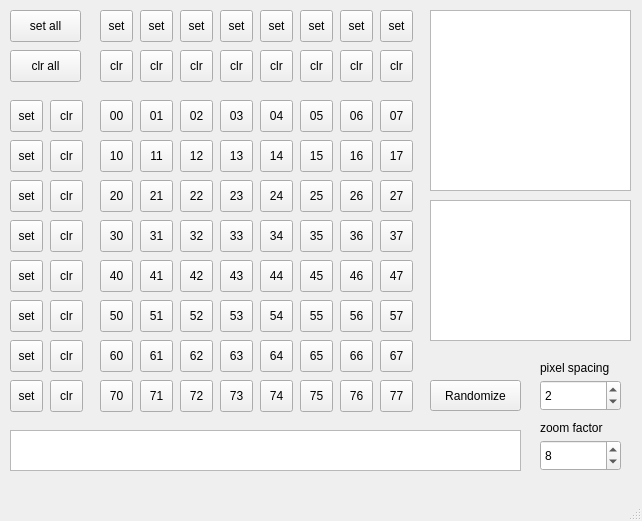
jonathanschilling/OpenQuickDraw, file src/PatternDrafter/patterndrafter.ui: the form before one commit.
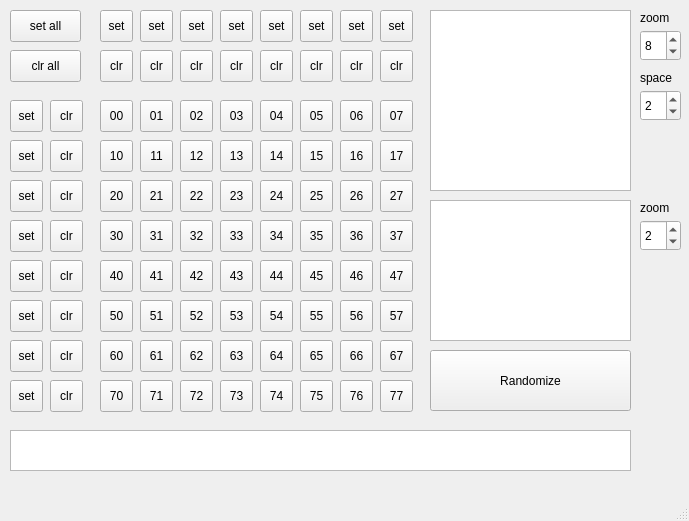
The form after the commit.

What changed in the file:
```diff
--- a/src/PatternDrafter/patterndrafter.ui
+++ b/src/PatternDrafter/patterndrafter.ui
@@ -6,7 +6,7 @@
    <rect>
     <x>0</x>
     <y>0</y>
-    <width>642</width>
+    <width>689</width>
     <height>521</height>
    </rect>
   </property>
@@ -1043,7 +1043,7 @@
      <rect>
       <x>10</x>
       <y>430</y>
-      <width>511</width>
+      <width>621</width>
       <height>41</height>
      </rect>
     </property>
@@ -1503,9 +1503,9 @@
    <widget class="QSpinBox" name="spinBox_pixelSpacing">
     <property name="geometry">
      <rect>
-      <x>540</x>
-      <y>380</y>
-      <width>81</width>
+      <x>640</x>
+      <y>90</y>
+      <width>41</width>
       <height>31</height>
      </rect>
     </property>
@@ -1516,35 +1516,35 @@
    <widget class="QLabel" name="label_pixelSpacing">
     <property name="geometry">
      <rect>
-      <x>540</x>
-      <y>360</y>
-      <width>81</width>
+      <x>640</x>
+      <y>70</y>
+      <width>41</width>
       <height>16</height>
      </rect>
     </property>
     <property name="text">
-     <string>pixel spacing</string>
+     <string>space</string>
     </property>
    </widget>
    <widget class="QLabel" name="label_zoomFactor">
     <property name="geometry">
      <rect>
-      <x>540</x>
-      <y>420</y>
-      <width>81</width>
+      <x>640</x>
+      <y>10</y>
+      <width>31</width>
       <height>16</height>
      </rect>
     </property>
     <property name="text">
-     <string>zoom factor</string>
+     <string>zoom</string>
     </property>
    </widget>
    <widget class="QSpinBox" name="spinBox_zoomFactor">
     <property name="geometry">
      <rect>
-      <x>540</x>
-      <y>440</y>
-      <width>81</width>
+      <x>640</x>
+      <y>30</y>
+      <width>41</width>
       <height>31</height>
      </rect>
     </property>
@@ -1559,9 +1559,9 @@
     <property name="geometry">
      <rect>
       <x>430</x>
-      <y>380</y>
-      <width>91</width>
-      <height>31</height>
+      <y>350</y>
+      <width>201</width>
+      <height>61</height>
      </rect>
     </property>
     <property name="text">
@@ -1578,6 +1578,35 @@
      </rect>
     </property>
    </widget>
+   <widget class="QSpinBox" name="spinBox_zoomFactor_preview">
+    <property name="geometry">
+     <rect>
+      <x>640</x>
+      <y>220</y>
+      <width>41</width>
+      <height>31</height>
+     </rect>
+    </property>
+    <property name="minimum">
+     <number>1</number>
+    </property>
+    <property name="value">
+     <number>2</number>
+    </property>
+   </widget>
+   <widget class="QLabel" name="label_zoomFactor_preview">
+    <property name="geometry">
+     <rect>
+      <x>640</x>
+      <y>200</y>
+      <width>31</width>
+      <height>16</height>
+     </rect>
+    </property>
+    <property name="text">
+     <string>zoom</string>
+    </property>
+   </widget>
   </widget>
   <widget class="QMenuBar" name="menubar">
    <property name="geometry">
```
Left out of the diff: 14 changed lines with no effect on the pictures.
